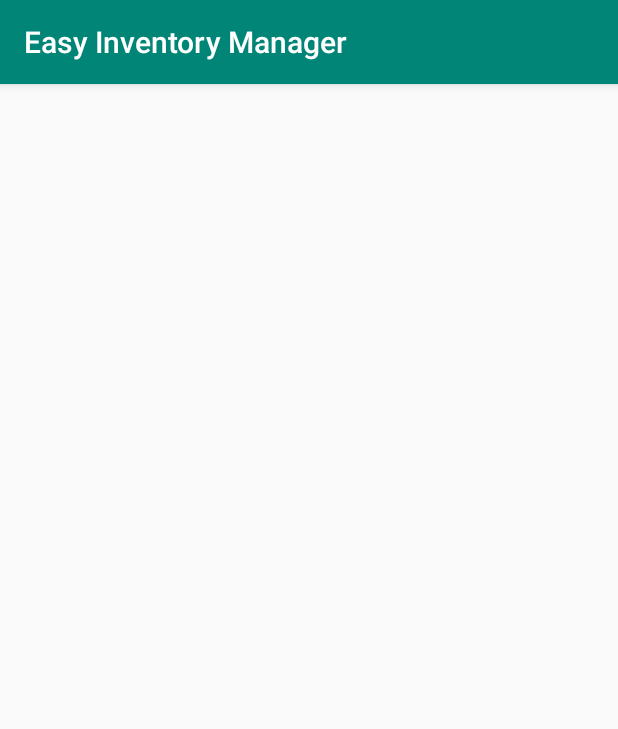
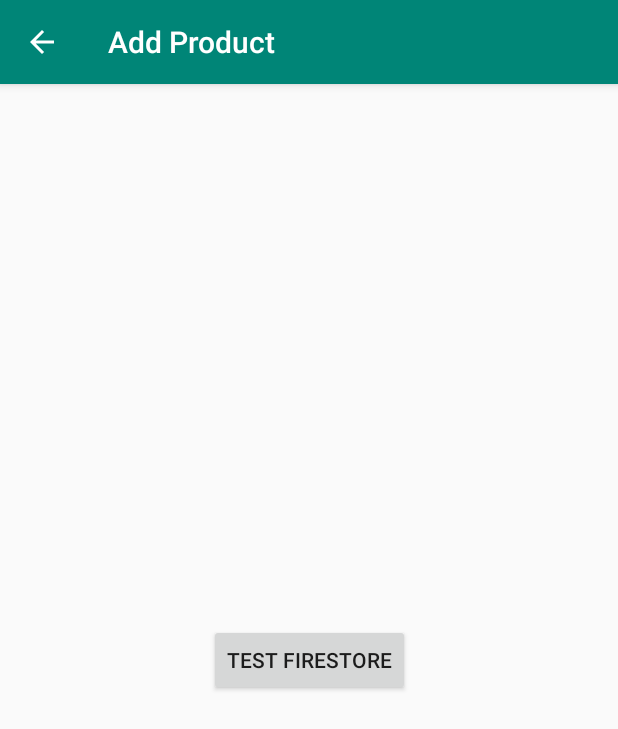
Before and after one commit to efanious/EasyInventoryManager, an Android app: the AddProductActivity screen opened directly, with no data from a screen before it, on a phone screen of 412 x 824 dp. Shown: the top 729 px of the screen. Run offline under Robolectric (Android 15) with nearby library versions, the phone set to English and light mode, and no system bars; our stand-ins replace Firebase (no records; nobody signed in at launch, a user with empty details on screens opened directly).

Commit message:
added menu and tested reading and writing into cloud firestore

```diff
--- a/app/src/main/AndroidManifest.xml
+++ b/app/src/main/AndroidManifest.xml
@@ -9,7 +9,10 @@
         android:roundIcon="@mipmap/ic_launcher_round"
         android:supportsRtl="true"
         android:theme="@style/AppTheme">
-        <activity android:name=".activities.AddProductActivity"></activity>
+        <activity
+            android:name=".activities.AddProductActivity"
+            android:label="@string/add_product"
+            android:parentActivityName=".MainActivity"></activity>
         <activity android:name=".MainActivity">
             <intent-filter>
                 <action android:name="android.intent.action.MAIN" />
--- a/app/src/main/java/efana/easyinventorymanager/activities/AddProductActivity.java
+++ b/app/src/main/java/efana/easyinventorymanager/activities/AddProductActivity.java
@@ -3,14 +3,42 @@
 import androidx.appcompat.app.AppCompatActivity;
 
 import android.os.Bundle;
+import android.view.View;
+import android.widget.Button;
+
+import com.google.firebase.firestore.FirebaseFirestore;
 
 import efana.easyinventorymanager.R;
+import efana.easyinventorymanager.models.Product;
 
 public class AddProductActivity extends AppCompatActivity {
+
+    // Access a Cloud Firestore instance from your Activity
+    FirebaseFirestore db = FirebaseFirestore.getInstance();
 
     @Override
     protected void onCreate(Bundle savedInstanceState) {
         super.onCreate(savedInstanceState);
         setContentView(R.layout.activity_add_product);
+
+        Button mTestButton = (Button) findViewById(R.id.button);
+
+        mTestButton.setOnClickListener(new View.OnClickListener() {
+            @Override
+            public void onClick(View view) {
+                addDocument();
+            }
+        });
+    }
+
+    private void addDocument() {
+        Product product = new Product("1","Nike Shoes", "20", "$12", "");
+        db.collection("products").add(product);
+//                .document("Shoe").set(product);
+
+//        City city = new City("Los Angeles", "CA", "USA",
+//                false, 5000000L, Arrays.asList("west_coast", "sorcal"));
+//        db.collection("cities").document("LA").set(city);
+
     }
 }
--- a/app/src/main/res/layout/activity_add_product.xml
+++ b/app/src/main/res/layout/activity_add_product.xml
@@ -6,4 +6,17 @@
     android:layout_height="match_parent"
     tools:context=".activities.AddProductActivity">
 
+    <Button
+        android:id="@+id/button"
+        android:layout_width="wrap_content"
+        android:layout_height="wrap_content"
+        android:layout_marginStart="8dp"
+        android:layout_marginTop="8dp"
+        android:layout_marginEnd="8dp"
+        android:layout_marginBottom="8dp"
+        android:text="Test Firestore"
+        app:layout_constraintBottom_toBottomOf="parent"
+        app:layout_constraintEnd_toEndOf="parent"
+        app:layout_constraintStart_toStartOf="parent"
+        app:layout_constraintTop_toTopOf="parent" />
 </androidx.constraintlayout.widget.ConstraintLayout>
--- a/app/src/main/res/values/strings.xml
+++ b/app/src/main/res/values/strings.xml
@@ -3,6 +3,7 @@
     <string name="title_activity_main2">Main2Activity</string>
     <string name="title_inventory">Inventory</string>
     <string name="title_sellers">Sellers</string>
+    <string name="add_product">Add Product</string>
 
 
 </resources>
```
Also changed, not shown: app/src/main/java/efana/easyinventorymanager/MainActivity.java (+24 -0 lines), app/src/main/java/efana/easyinventorymanager/fragments/InventoryFragment.java (+36 -44 lines), app/src/main/res/layout/fragment_inventory.xml (+23 -6 lines), app/src/main/res/menu/menu_main.xml (added, +9 -0 lines).
